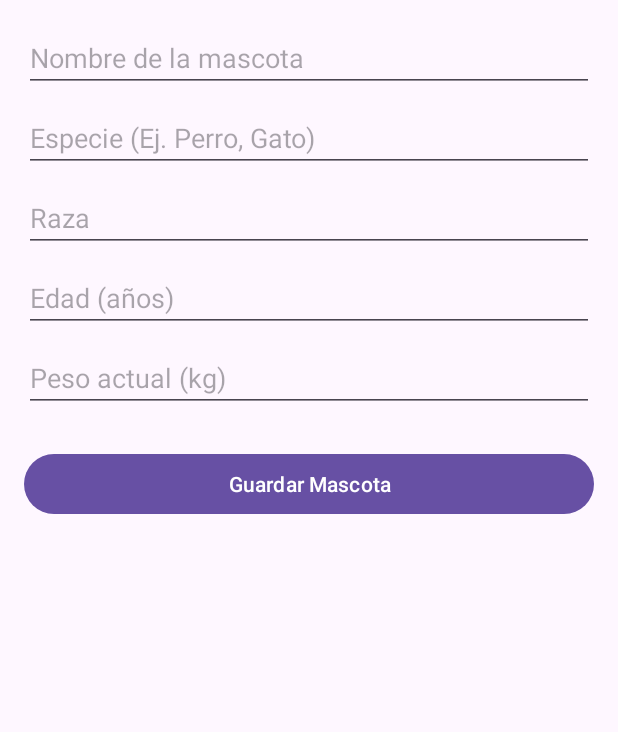
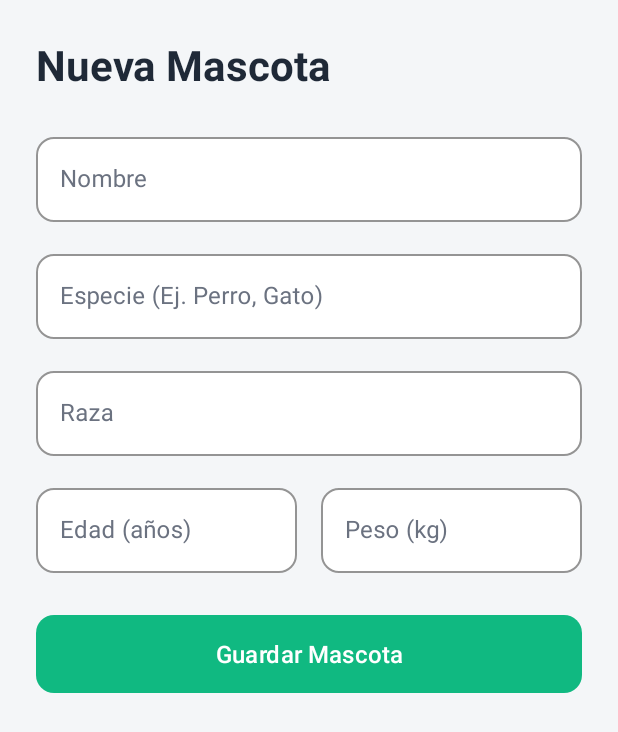
Before and after one commit to AngelTR716/PetLife, an Android app: the RegistroMascotaFragment screen opened through its navigation route, on a phone screen of 412 x 824 dp. Shown: the top 732 px of the screen. Run offline under Robolectric (Android 15) with nearby library versions, the phone set to English and light mode, and no system bars; our stand-ins replace Room's generated code.

Commit message:
Mejoras visuales de targetas listas y registro de animalitos

```diff
--- a/app/src/main/java/com/example/petlife/MainActivity.kt
+++ b/app/src/main/java/com/example/petlife/MainActivity.kt
@@ -1,12 +1,16 @@
 package com.example.petlife
 
+import android.graphics.Color
 import android.os.Bundle
 import androidx.appcompat.app.AppCompatActivity
 
 class MainActivity : AppCompatActivity() {
     override fun onCreate(savedInstanceState: Bundle?) {
         super.onCreate(savedInstanceState)
-        // Solo necesitamos que infle el diseño que creamos
+
+        // Esta línea fuerza la barra de notificaciones a negro sólido
+        window.statusBarColor = Color.BLACK
+
         setContentView(R.layout.activity_main)
     }
 }
--- a/app/src/main/res/layout/fragment_registro_mascota.xml
+++ b/app/src/main/res/layout/fragment_registro_mascota.xml
@@ -1,59 +1,146 @@
 <?xml version="1.0" encoding="utf-8"?>
-<!-- ScrollView: Permite deslizar la pantalla hacia abajo si el teclado tapa los botones -->
 <ScrollView xmlns:android="http://schemas.android.com/apk/res/android"
+    xmlns:app="http://schemas.android.com/apk/res-auto"
     android:layout_width="match_parent"
     android:layout_height="match_parent"
-    android:padding="16dp">
+    android:background="#F4F6F8"
+    android:fitsSystemWindows="true"
+    android:fillViewport="true">
 
-    <!-- LinearLayout: Apila los campos de texto uno debajo de otro de forma vertical -->
     <LinearLayout
         android:layout_width="match_parent"
         android:layout_height="wrap_content"
-        android:orientation="vertical">
+        android:orientation="vertical"
+        android:padding="24dp">
 
-        <!-- EditText: Campos donde el usuario escribirá los datos de la mascota -->
-        <EditText
-            android:id="@+id/etNombre"
+        <TextView
             android:layout_width="match_parent"
             android:layout_height="wrap_content"
-            android:hint="Nombre de la mascota" />
+            android:text="Nueva Mascota"
+            android:textSize="28sp"
+            android:textStyle="bold"
+            android:textColor="#1F2937"
+            android:layout_marginBottom="24dp"/>
 
-        <EditText
-            android:id="@+id/etEspecie"
+        <com.google.android.material.textfield.TextInputLayout
+            style="@style/Widget.MaterialComponents.TextInputLayout.OutlinedBox"
+            android:layout_width="match_parent"
+            android:layout_height="wrap_content"
+            android:hint="Nombre"
+            app:boxBackgroundColor="#FFFFFF"
+            app:boxStrokeColor="#10B981"
+            android:textColorHint="#6B7280"
+            app:boxCornerRadiusTopStart="12dp"
+            app:boxCornerRadiusTopEnd="12dp"
+            app:boxCornerRadiusBottomStart="12dp"
+            app:boxCornerRadiusBottomEnd="12dp"
+            android:layout_marginBottom="16dp">
+            <com.google.android.material.textfield.TextInputEditText
+                android:id="@+id/etNombre"
+                android:layout_width="match_parent"
+                android:layout_height="wrap_content"
+                android:textColor="#1F2937"/>
+        </com.google.android.material.textfield.TextInputLayout>
+
+        <com.google.android.material.textfield.TextInputLayout
+            style="@style/Widget.MaterialComponents.TextInputLayout.OutlinedBox"
             android:layout_width="match_parent"
             android:layout_height="wrap_content"
             android:hint="Especie (Ej. Perro, Gato)"
-            android:layout_marginTop="8dp" />
+            app:boxBackgroundColor="#FFFFFF"
+            app:boxStrokeColor="#10B981"
+            android:textColorHint="#6B7280"
+            app:boxCornerRadiusTopStart="12dp"
+            app:boxCornerRadiusTopEnd="12dp"
+            app:boxCornerRadiusBottomStart="12dp"
+            app:boxCornerRadiusBottomEnd="12dp"
+            android:layout_marginBottom="16dp">
+            <com.google.android.material.textfield.TextInputEditText
+                android:id="@+id/etEspecie"
+                android:layout_width="match_parent"
+                android:layout_height="wrap_content"
+                android:textColor="#1F2937"/>
+        </com.google.android.material.textfield.TextInputLayout>
 
-        <EditText
-            android:id="@+id/etRaza"
+        <com.google.android.material.textfield.TextInputLayout
+            style="@style/Widget.MaterialComponents.TextInputLayout.OutlinedBox"
             android:layout_width="match_parent"
             android:layout_height="wrap_content"
             android:hint="Raza"
-            android:layout_marginTop="8dp" />
+            app:boxBackgroundColor="#FFFFFF"
+            app:boxStrokeColor="#10B981"
+            android:textColorHint="#6B7280"
+            app:boxCornerRadiusTopStart="12dp"
+            app:boxCornerRadiusTopEnd="12dp"
+            app:boxCornerRadiusBottomStart="12dp"
+            app:boxCornerRadiusBottomEnd="12dp"
+            android:layout_marginBottom="16dp">
+            <com.google.android.material.textfield.TextInputEditText
+                android:id="@+id/etRaza"
+                android:layout_width="match_parent"
+                android:layout_height="wrap_content"
+                android:textColor="#1F2937"/>
+        </com.google.android.material.textfield.TextInputLayout>
 
-        <EditText
-            android:id="@+id/etEdad"
+        <LinearLayout
             android:layout_width="match_parent"
             android:layout_height="wrap_content"
-            android:hint="Edad (años)"
-            android:inputType="number"
-            android:layout_marginTop="8dp" />
+            android:orientation="horizontal"
+            android:layout_marginBottom="24dp">
 
-        <EditText
-            android:id="@+id/etPeso"
-            android:layout_width="match_parent"
-            android:layout_height="wrap_content"
-            android:hint="Peso actual (kg)"
-            android:inputType="numberDecimal"
-            android:layout_marginTop="8dp" />
+            <com.google.android.material.textfield.TextInputLayout
+                style="@style/Widget.MaterialComponents.TextInputLayout.OutlinedBox"
+                android:layout_width="0dp"
+                android:layout_weight="1"
+                android:layout_height="wrap_content"
+                android:hint="Edad (años)"
+                app:boxBackgroundColor="#FFFFFF"
+                app:boxStrokeColor="#10B981"
+                android:textColorHint="#6B7280"
+                app:boxCornerRadiusTopStart="12dp"
+                app:boxCornerRadiusTopEnd="12dp"
+                app:boxCornerRadiusBottomStart="12dp"
+                app:boxCornerRadiusBottomEnd="12dp"
+                android:layout_marginEnd="8dp">
+                <com.google.android.material.textfield.TextInputEditText
+                    android:id="@+id/etEdad"
+                    android:inputType="number"
+                    android:layout_width="match_parent"
+                    android:layout_height="wrap_content"
+                    android:textColor="#1F2937"/>
+            </com.google.android.material.textfield.TextInputLayout>
 
-        <!-- Button: Botón para guardar los datos en la base de datos -->
+            <com.google.android.material.textfield.TextInputLayout
+                style="@style/Widget.MaterialComponents.TextInputLayout.OutlinedBox"
+                android:layout_width="0dp"
+                android:layout_weight="1"
+                android:layout_height="wrap_content"
+                android:hint="Peso (kg)"
+                app:boxBackgroundColor="#FFFFFF"
+                app:boxStrokeColor="#10B981"
+                android:textColorHint="#6B7280"
+                app:boxCornerRadiusTopStart="12dp"
+                app:boxCornerRadiusTopEnd="12dp"
+                app:boxCornerRadiusBottomStart="12dp"
+                app:boxCornerRadiusBottomEnd="12dp"
+                android:layout_marginStart="8dp">
+                <com.google.android.material.textfield.TextInputEditText
+                    android:id="@+id/etPeso"
+                    android:inputType="numberDecimal"
+                    android:layout_width="match_parent"
+                    android:layout_height="wrap_content"
+                    android:textColor="#1F2937"/>
+            </com.google.android.material.textfield.TextInputLayout>
+        </LinearLayout>
+
         <Button
             android:id="@+id/btnGuardar"
             android:layout_width="match_parent"
-            android:layout_height="wrap_content"
+            android:layout_height="60dp"
             android:text="Guardar Mascota"
-            android:layout_marginTop="24dp" />
+            android:textSize="16sp"
+            android:textColor="#FFFFFF"
+            app:backgroundTint="#10B981"
+            app:cornerRadius="12dp" />
     </LinearLayout>
 </ScrollView>
--- a/app/src/main/res/values-night/themes.xml
+++ b/app/src/main/res/values-night/themes.xml
@@ -1,7 +1,10 @@
-<resources xmlns:tools="http://schemas.android.com/tools">
-    <!-- Base application theme. -->
-    <style name="Base.Theme.PetLife" parent="Theme.Material3.DayNight.NoActionBar">
-        <!-- Customize your dark theme here. -->
-        <!-- <item name="colorPrimary">@color/my_dark_primary</item> -->
+<?xml version="1.0" encoding="utf-8"?>
+<resources>
+    <!-- El nombre DEBE ser Theme.PetLife para que coincida con el Manifest -->
+    <style name="Theme.PetLife" parent="Theme.Material3.DayNight.NoActionBar">
+
+        <!-- Barra de estado (margen negro superior) -->
+        <item name="android:statusBarColor">#000000</item>
+
     </style>
 </resources>
--- a/app/src/main/res/values/themes.xml
+++ b/app/src/main/res/values/themes.xml
@@ -1,9 +1,10 @@
-<resources xmlns:tools="http://schemas.android.com/tools">
-    <!-- Base application theme. -->
-    <style name="Base.Theme.PetLife" parent="Theme.Material3.DayNight.NoActionBar">
-        <!-- Customize your light theme here. -->
-        <!-- <item name="colorPrimary">@color/my_light_primary</item> -->
+<?xml version="1.0" encoding="utf-8"?>
+<resources>
+    <!-- El nombre DEBE ser Theme.PetLife para que coincida con el Manifest -->
+    <style name="Theme.PetLife" parent="Theme.Material3.DayNight.NoActionBar">
+
+        <!-- Barra de estado (margen negro superior) -->
+        <item name="android:statusBarColor">#000000</item>
+
     </style>
-
-    <style name="Theme.PetLife" parent="Base.Theme.PetLife" />
 </resources>
```
Also changed, not shown: app/src/main/res/layout/fragment_lista_mascotas.xml (+21 -8 lines), app/src/main/res/layout/item_mascota.xml (+36 -16 lines).
